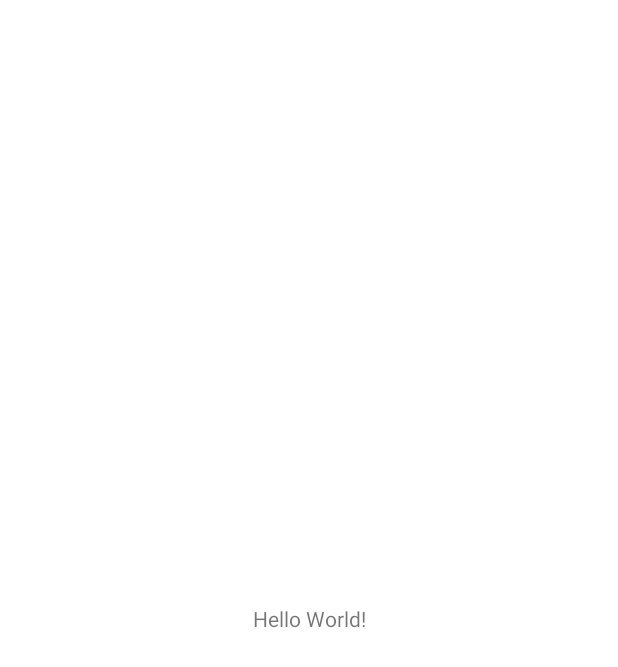
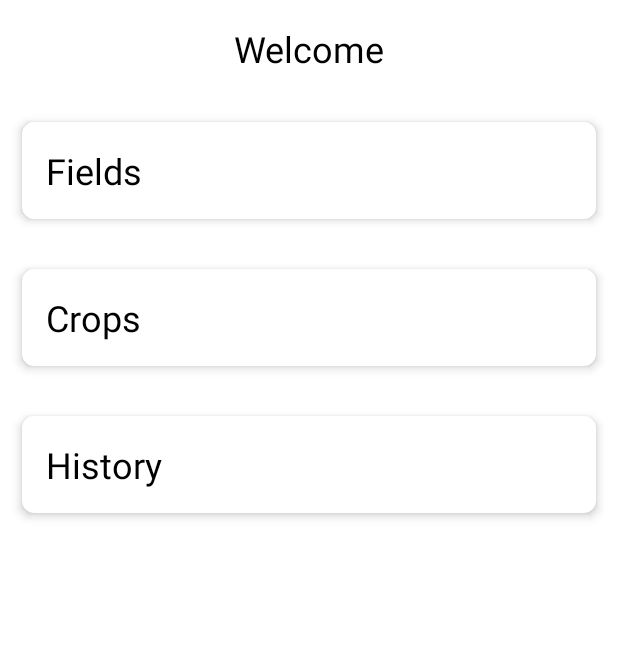
Before and after one commit to Hariharan0007/IFERP-Android-App, an Android app: the screen it shows after launch (MainActivity), on a phone screen of 412 x 824 dp. Before the commit the part shown is almost empty. Shown: the top 667 px of the screen. Run offline under Robolectric (Android 15) with nearby library versions, the light colour scheme and no system bars.

Commit message:
added main

```diff
--- a/app/src/main/res/layout/activity_main.xml
+++ b/app/src/main/res/layout/activity_main.xml
@@ -1,18 +1,70 @@
 <?xml version="1.0" encoding="utf-8"?>
-<androidx.constraintlayout.widget.ConstraintLayout xmlns:android="http://schemas.android.com/apk/res/android"
+<LinearLayout xmlns:android="http://schemas.android.com/apk/res/android"
     xmlns:app="http://schemas.android.com/apk/res-auto"
     xmlns:tools="http://schemas.android.com/tools"
     android:layout_width="match_parent"
     android:layout_height="match_parent"
-    tools:context=".MainActivity">
+    tools:context=".MainActivity"
+    android:orientation="vertical">
 
     <TextView
-        android:layout_width="wrap_content"
+        android:layout_width="match_parent"
         android:layout_height="wrap_content"
-        android:text="Hello World!"
-        app:layout_constraintBottom_toBottomOf="parent"
-        app:layout_constraintEnd_toEndOf="parent"
-        app:layout_constraintStart_toStartOf="parent"
-        app:layout_constraintTop_toTopOf="parent" />
+        android:layout_margin="16dp"
+        android:text="Welcome"
+        android:textColor="@color/black"
+        android:textSize="24sp"
+        android:gravity="center"/>
 
-</androidx.constraintlayout.widget.ConstraintLayout>
+    <androidx.cardview.widget.CardView
+        android:layout_width="match_parent"
+        android:layout_height="wrap_content"
+        android:layout_margin="8dp"
+        app:cardCornerRadius="8dp"
+        app:cardElevation="4dp"
+        app:cardUseCompatPadding="true">
+
+        <TextView
+            android:layout_width="wrap_content"
+            android:layout_height="wrap_content"
+            android:layout_margin="16dp"
+            android:text="Fields"
+            android:textColor="@color/black"
+            android:textSize="24sp" />
+    </androidx.cardview.widget.CardView>
+
+    <androidx.cardview.widget.CardView
+        android:layout_width="match_parent"
+        android:layout_height="wrap_content"
+        android:layout_margin="8dp"
+        app:cardCornerRadius="8dp"
+        app:cardElevation="4dp"
+        app:cardUseCompatPadding="true">
+
+        <TextView
+            android:layout_width="wrap_content"
+            android:layout_height="wrap_content"
+            android:layout_margin="16dp"
+            android:text="Crops"
+            android:textColor="@color/black"
+            android:textSize="24sp" />
+    </androidx.cardview.widget.CardView>
+
+    <androidx.cardview.widget.CardView
+        android:layout_width="match_parent"
+        android:layout_height="wrap_content"
+        android:layout_margin="8dp"
+        app:cardCornerRadius="8dp"
+        app:cardElevation="4dp"
+        app:cardUseCompatPadding="true">
+
+        <TextView
+            android:layout_width="wrap_content"
+            android:layout_height="wrap_content"
+            android:layout_margin="16dp"
+            android:text="History"
+            android:textColor="@color/black"
+            android:textSize="24sp" />
+    </androidx.cardview.widget.CardView>
+
+</LinearLayout>
```
